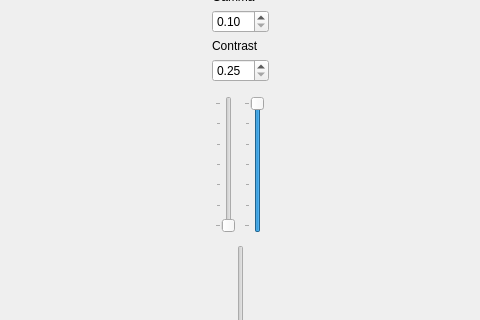
Qt form mainwindow.ui (607011/whiteboard-minus-one) before a commit; both pictures show x 267 to 747 and y 106 to 426 of the 1016 by 668 pixel window.
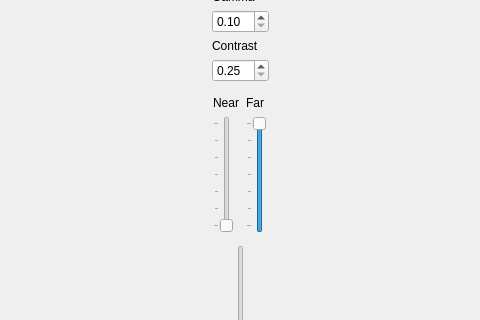
The same form after that commit.

```diff
--- a/mainwindow.ui
+++ b/mainwindow.ui
@@ -81,11 +81,11 @@
        </widget>
       </item>
       <item>
-       <layout class="QHBoxLayout" name="horizontalLayout">
+       <layout class="QGridLayout" name="horizontalLayout">
         <property name="topMargin">
          <number>8</number>
         </property>
-        <item>
+        <item row="1" column="0">
          <widget class="QSlider" name="nearVerticalSlider">
           <property name="toolTip">
            <string>Near threshold</string>
@@ -116,7 +116,7 @@
           </property>
          </widget>
         </item>
-        <item>
+        <item row="1" column="1">
          <widget class="QSlider" name="farVerticalSlider">
           <property name="toolTip">
            <string>Far threshold</string>
@@ -147,6 +147,20 @@
           </property>
          </widget>
         </item>
+        <item row="0" column="0">
+         <widget class="QLabel" name="label_4">
+          <property name="text">
+           <string>Near</string>
+          </property>
+         </widget>
+        </item>
+        <item row="0" column="1">
+         <widget class="QLabel" name="label_5">
+          <property name="text">
+           <string>Far</string>
+          </property>
+         </widget>
+        </item>
        </layout>
       </item>
       <item>
```
Left out of the diff: 2 changed lines with no effect on the pictures.
